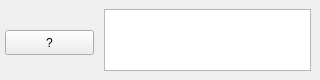
Above: mini-app.ui from Monsets/Eva before the change. Below: the same form after it.
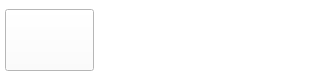
That is the form after the change. Icons and pictures are not drawn.

Commit message: exceptions and button changing

Diff of the .ui file:
```diff
--- a/mini-app.ui
+++ b/mini-app.ui
@@ -19,6 +19,9 @@
   <property name="windowTitle">
    <string>MainWindow</string>
   </property>
+  <property name="styleSheet">
+   <string notr="true">background-color: white;</string>
+  </property>
   <property name="dockNestingEnabled">
    <bool>false</bool>
   </property>
@@ -30,13 +33,23 @@
     <property name="geometry">
      <rect>
       <x>5</x>
-      <y>30</y>
+      <y>9</y>
       <width>89</width>
-      <height>25</height>
+      <height>62</height>
      </rect>
     </property>
+    <property name="autoFillBackground">
+     <bool>false</bool>
+    </property>
+    <property name="styleSheet">
+     <string notr="true"/>
+    </property>
     <property name="text">
-     <string>?</string>
+     <string/>
+    </property>
+    <property name="icon">
+     <iconset>
+      <normaloff>../../Downloads/200px-VCS_LOGO_EVA.png</normaloff>../../Downloads/200px-VCS_LOGO_EVA.png</iconset>
     </property>
    </widget>
    <widget class="QTextEdit" name="Text_RecognizedCommand">
@@ -48,6 +61,9 @@
       <height>62</height>
      </rect>
     </property>
+    <property name="styleSheet">
+     <string notr="true">border: None;</string>
+    </property>
    </widget>
   </widget>
  </widget>
```
The commit also changes 7 other files.
